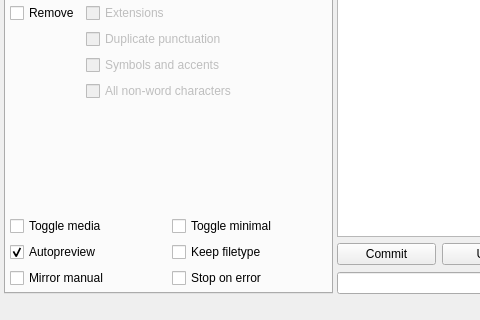
Old version of the form demimove/data/gui.ui in the repository gmdfalk/demimove; both pictures show x 0 to 480 and y 336 to 656 of the 978 by 656 pixel window.
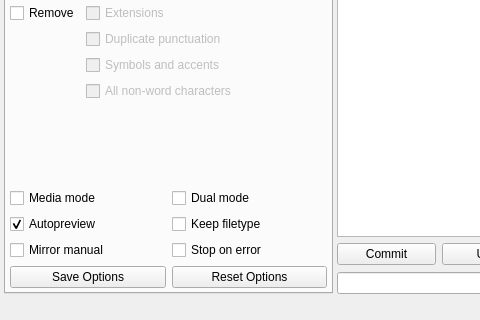
New version of the form.

Commit message: added save and reset options buttons

The edit to the form file:
```diff
--- a/demimove/data/gui.ui
+++ b/demimove/data/gui.ui
@@ -491,7 +491,7 @@
           </layout>
          </item>
          <item>
-          <layout class="QGridLayout" name="optiongrid" rowstretch="0,0,0,0" columnstretch="0,0">
+          <layout class="QGridLayout" name="optiongrid" rowstretch="0,0,0,0,0" columnstretch="0,0">
            <item row="2" column="0">
             <widget class="QCheckBox" name="autopreviewcheck">
              <property name="toolTip">
@@ -538,20 +538,34 @@
              </property>
             </widget>
            </item>
-           <item row="1" column="1">
-            <widget class="QCheckBox" name="minimaloptionscheck">
-             <property name="text">
-              <string>Toggle minimal</string>
-             </property>
-            </widget>
-           </item>
            <item row="1" column="0">
             <widget class="QCheckBox" name="mediaoptionscheck">
              <property name="toolTip">
               <string>&lt;html&gt;&lt;head/&gt;&lt;body&gt;&lt;p&gt;&lt;span style=&quot; font-weight:600;&quot;&gt;Media mode&lt;/span&gt;&lt;/p&gt;&lt;p&gt;This mode uses my preferred settings to sanitize folder- and directory names. It includes:&lt;/p&gt;&lt;p&gt;* All lowercase.&lt;/p&gt;&lt;p&gt;* Spaces and dots to underscores.&lt;/p&gt;&lt;p&gt;* Keep extensions.&lt;/p&gt;&lt;p&gt;* Remove duplicate symbols.&lt;/p&gt;&lt;/body&gt;&lt;/html&gt;</string>
              </property>
              <property name="text">
-              <string>Toggle media</string>
+              <string>Media mode</string>
+             </property>
+            </widget>
+           </item>
+           <item row="1" column="1">
+            <widget class="QCheckBox" name="defaultoptionscheck">
+             <property name="text">
+              <string>Dual mode</string>
+             </property>
+            </widget>
+           </item>
+           <item row="4" column="0">
+            <widget class="QPushButton" name="saveoptionsbutton">
+             <property name="text">
+              <string>Save Options</string>
+             </property>
+            </widget>
+           </item>
+           <item row="4" column="1">
+            <widget class="QPushButton" name="resetoptionsbutton">
+             <property name="text">
+              <string>Reset Options</string>
              </property>
             </widget>
            </item>
```
Left out of the diff: 4 changed lines with no effect on the pictures. The commit also changes 1 other file.
